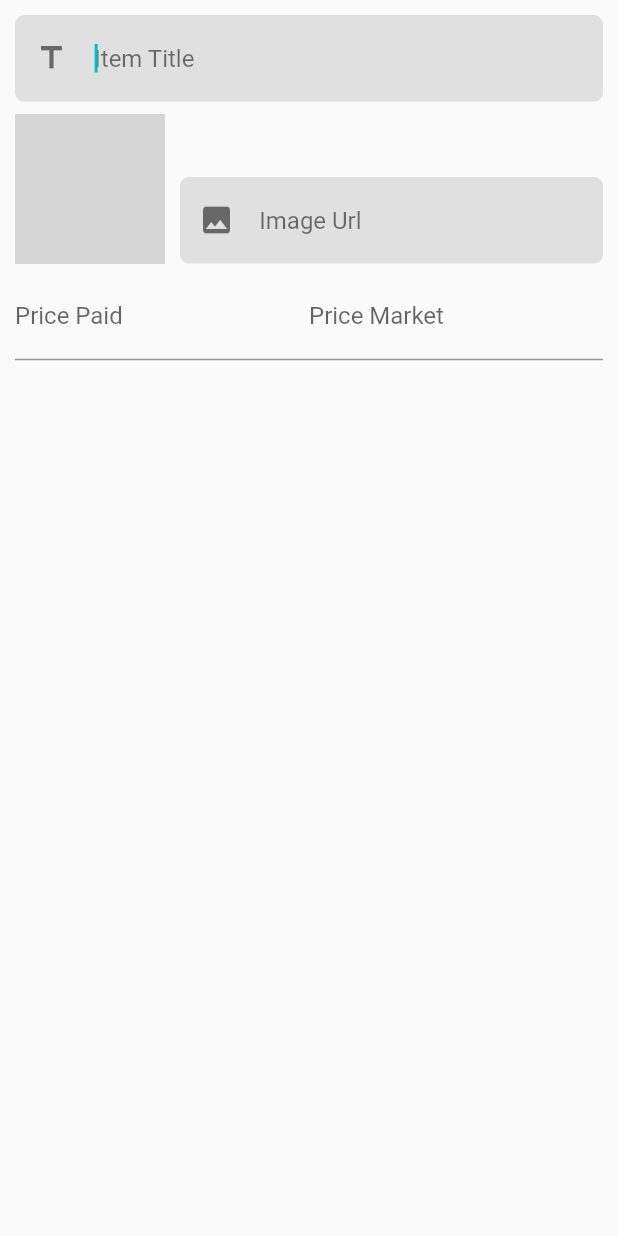
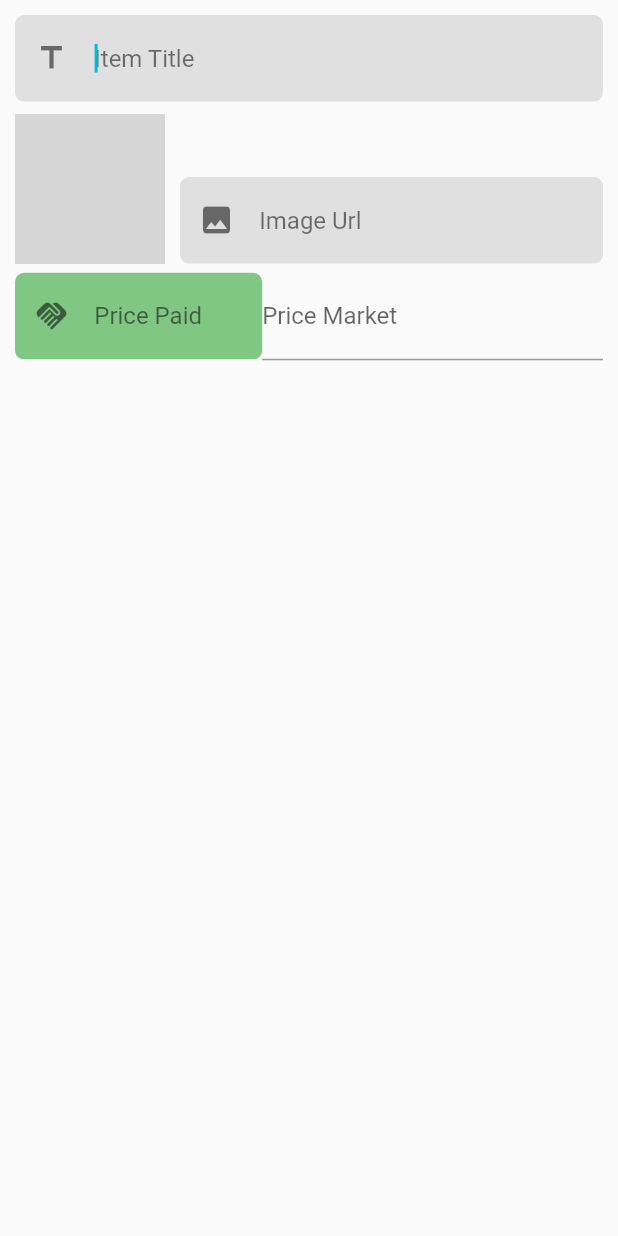
Before and after one commit to denosg/gestionare_prod, a Flutter app: the NewItem widget shown alone on an empty page, opened directly, on a phone screen of 412 x 824 dp. Run offline on Flutter 3.47's test engine with Material 2 defaults, Android fonts, the light colour scheme and no system bars; network calls fail; grey boxes are pictures that could not be loaded.

Commit message:
added price paid form

```diff
--- a/lib/widgets/new_item.dart
+++ b/lib/widgets/new_item.dart
@@ -1,6 +1,7 @@
 import 'package:flutter/material.dart';
 import 'package:gestionare_prod/models/item.dart';
 import 'package:gestionare_prod/widgets/textForms/image_url_form.dart';
+import 'package:gestionare_prod/widgets/textForms/price_paid_form.dart';
 import 'package:gestionare_prod/widgets/textForms/title_form.dart';
 
 class NewItem extends StatefulWidget {
@@ -69,45 +70,11 @@ class _NewItemState extends State<NewItem> {
               height: 70,
               // color: Colors.red,
               child: Row(
+                mainAxisAlignment: MainAxisAlignment.spaceAround,
                 children: [
                   // price paid for the item
-                  Expanded(
-                    child: TextFormField(
-                      autocorrect: false,
-                      decoration: const InputDecoration(
-                        labelText: 'Price Paid',
-                      ),
-                      textInputAction: TextInputAction.next,
-                      keyboardType: TextInputType.number,
-                      onSaved: (pricePaidStr) {
-                        if (pricePaidStr != null) {
-                          final pricePaid = double.parse(pricePaidStr);
-                          _tempItem = Item(
-                              title: _tempItem.title,
-                              photoUrl: _tempItem.photoUrl,
-                              pricePaid: pricePaid,
-                              priceMarket: _tempItem.priceMarket,
-                              amountOfItem: _tempItem.amountOfItem);
-                        }
-                      },
-                      validator: (value) {
-                        if (value == '') {
-                          return 'Please enter the monehy';
-                        }
-                        if (value != null) {
-                          if (int.tryParse(value) == null) {
-                            return 'Please enter a valid number';
-                          }
-                        }
-                        if (value != null) {
-                          if (int.parse(value) <= 0) {
-                            return 'Please enter a number > 0';
-                          }
-                        }
-                        return null;
-                      },
-                    ),
-                  ),
+                  PricePaidForm(
+                      tempItem: _tempItem, onSave: saveStateOfTextField),
                   // price that we will put the item for on the market
                   Expanded(
                     child: TextFormField(
--- /dev/null
+++ b/lib/widgets/textForms/price_paid_form.dart
@@ -0,0 +1,83 @@
+import 'package:flutter/material.dart';
+
+import '../../models/item.dart';
+
+class PricePaidForm extends StatefulWidget {
+  final Item tempItem;
+  final Function(Item) onSave;
+
+  const PricePaidForm({required this.tempItem, required this.onSave});
+
+  @override
+  State<PricePaidForm> createState() => _PricePaidFormState();
+}
+
+class _PricePaidFormState extends State<PricePaidForm> {
+  @override
+  Widget build(BuildContext context) {
+    double width = MediaQuery.of(context).size.width;
+    double height = MediaQuery.of(context).size.height;
+
+    return Container(
+      width: width * 0.4,
+      height: height * 0.07,
+      padding: EdgeInsets.all(width * 0.03),
+      decoration: BoxDecoration(
+          borderRadius: BorderRadius.circular(6), color: Colors.green[300]),
+      child: Center(
+        child: Row(
+          children: <Widget>[
+            const Icon(
+              Icons.handshake,
+              color: Colors.black54,
+            ),
+            SizedBox(
+              width: width * 0.04,
+            ),
+            Expanded(
+              child: TextFormField(
+                autocorrect: false,
+                decoration: const InputDecoration.collapsed(
+                  hintText: 'Price Paid',
+                  hintStyle: TextStyle(color: Colors.black54),
+                ),
+                textInputAction: TextInputAction.next,
+                keyboardType: TextInputType.number,
+                // gets the introduced string
+                onSaved: (enteredString) {
+                  if (enteredString != null) {
+                    Item updatedItem = Item(
+                      title: enteredString,
+                      photoUrl: widget.tempItem.photoUrl,
+                      pricePaid: double.parse(enteredString),
+                      priceMarket: widget.tempItem.priceMarket,
+                      amountOfItem: widget.tempItem.amountOfItem,
+                    );
+
+                    widget.onSave(updatedItem);
+                  }
+                },
+                validator: (value) {
+                  if (value == '') {
+                    return 'Please enter the money';
+                  }
+                  if (value != null) {
+                    if (int.tryParse(value) == null) {
+                      return 'Please enter a valid number';
+                    }
+                  }
+                  if (value != null) {
+                    if (int.parse(value) <= 0) {
+                      return 'Please enter a number > 0';
+                    }
+                  }
+                  return null;
+                },
+              ),
+            ),
+          ],
+        ),
+      ),
+    );
+  }
+}
```
